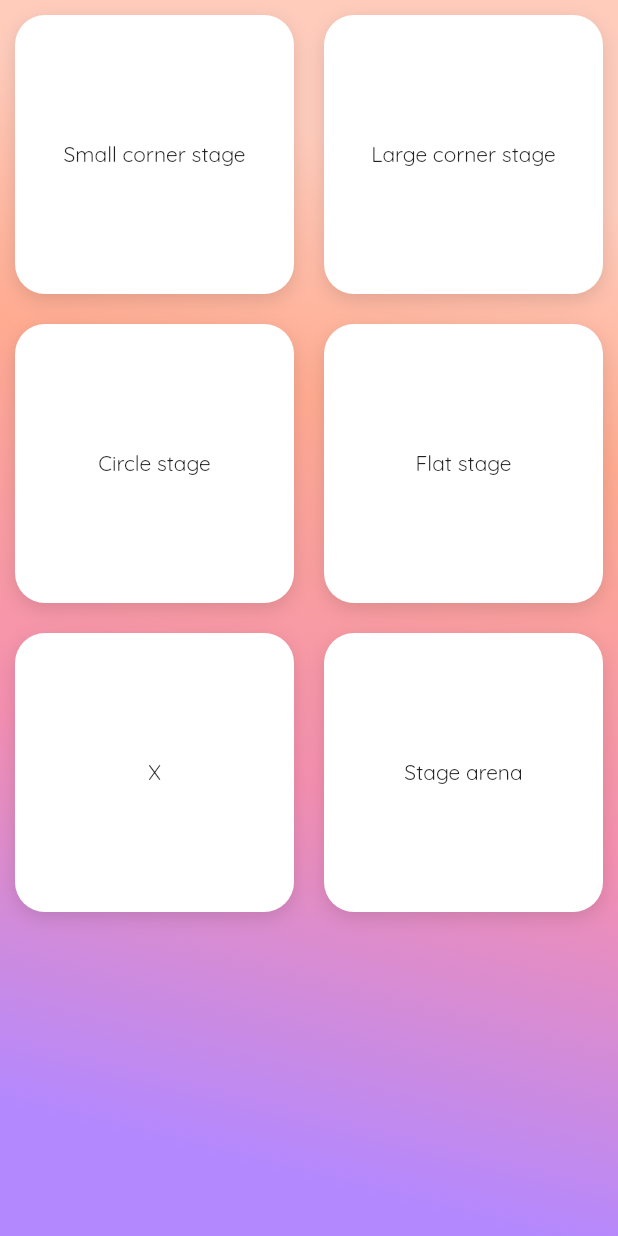
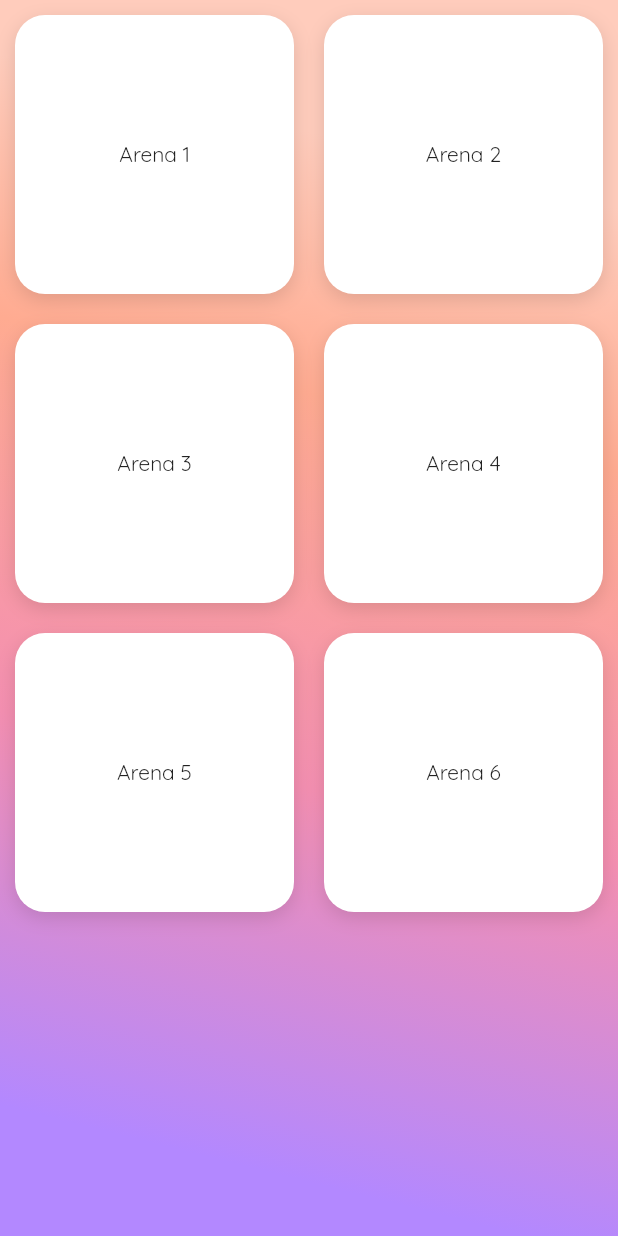
Before and after one commit to naunow/RandomDungeonGenerator, a Flutter app: the screen it shows after launch, on a phone screen of 412 x 824 dp. Run offline on Flutter 3.47's test engine with Material 2 defaults, Android fonts, the phone set to English and light mode, and no system bars.

Commit message:
set custom icons (Monsters and Objects)

```diff
--- /dev/null
+++ b/lib/customicon/monsters_demo_icons_icons.dart
@@ -0,0 +1,28 @@
+/// Flutter icons MonstersDemoIcons
+/// Copyright (C) 2020 by original authors @ fluttericon.com, fontello.com
+/// This font was generated by FlutterIcon.com, which is derived from Fontello.
+///
+/// To use this font, place it in your fonts/ directory and include the
+/// following in your pubspec.yaml
+///
+/// flutter:
+///   fonts:
+///    - family:  MonstersDemoIcons
+///      fonts:
+///       - asset: fonts/MonstersDemo.ttf
+///
+///
+///
+import 'package:flutter/widgets.dart';
+
+class MonstersDemo {
+  MonstersDemo._();
+
+  static const _kFontFam = 'MonstersDemo';
+  static const _kFontPkg = null;
+
+  static const IconData goblin_head = IconData(0xe803, fontFamily: _kFontFam, fontPackage: _kFontPkg);
+  static const IconData ice_golem = IconData(0xe805, fontFamily: _kFontFam, fontPackage: _kFontPkg);
+  static const IconData ogre = IconData(0xe807, fontFamily: _kFontFam, fontPackage: _kFontPkg);
+  static const IconData orc_head = IconData(0xe808, fontFamily: _kFontFam, fontPackage: _kFontPkg);
+}
--- /dev/null
+++ b/lib/customicon/objects_demo_icons.dart
@@ -0,0 +1,30 @@
+/// Flutter icons ObjectsDemo
+/// Copyright (C) 2020 by original authors @ fluttericon.com, fontello.com
+/// This font was generated by FlutterIcon.com, which is derived from Fontello.
+///
+/// To use this font, place it in your fonts/ directory and include the
+/// following in your pubspec.yaml
+///
+/// flutter:
+///   fonts:
+///    - family:  ObjectsDemo
+///      fonts:
+///       - asset: fonts/ObjectsDemo.ttf
+///
+///
+///
+import 'package:flutter/widgets.dart';
+
+class ObjectsDemo {
+  ObjectsDemo._();
+
+  static const _kFontFam = 'ObjectsDemo';
+  static const _kFontPkg = null;
+
+  static const IconData barrel = IconData(0xe800, fontFamily: _kFontFam, fontPackage: _kFontPkg);
+  static const IconData brick_wall = IconData(0xe801, fontFamily: _kFontFam, fontPackage: _kFontPkg);
+  static const IconData chest = IconData(0xe802, fontFamily: _kFontFam, fontPackage: _kFontPkg);
+  static const IconData lava = IconData(0xe806, fontFamily: _kFontFam, fontPackage: _kFontPkg);
+  static const IconData spiky_pit = IconData(0xe809, fontFamily: _kFontFam, fontPackage: _kFontPkg);
+  static const IconData spill = IconData(0xe80a, fontFamily: _kFontFam, fontPackage: _kFontPkg);
+}
--- a/lib/main.dart
+++ b/lib/main.dart
@@ -3,7 +3,7 @@ import 'package:flutter/rendering.dart';
 import 'package:randomdungeongenerator/screen/top_page_tile.dart';
 
 void main() {
-  debugPaintSizeEnabled = false;
+  debugPaintSizeEnabled = true;
   runApp(MyApp());
 }
 
--- a/lib/screen/top_page_tile.dart
+++ b/lib/screen/top_page_tile.dart
@@ -1,7 +1,12 @@
 import 'package:flutter/material.dart';
-import 'package:randomdungeongenerator/screen/dungeon_detail.dart';
+import 'package:randomdungeongenerator/customicon/monsters_demo_icons_icons.dart';
+import 'package:randomdungeongenerator/customicon/objects_demo_icons.dart';
+import 'package:randomdungeongenerator/viewmodel/Monster.dart';
+import 'package:randomdungeongenerator/viewmodel/Object.dart';
+import 'package:randomdungeongenerator/viewmodel/Stage.dart';
 import 'package:randomdungeongenerator/widget/stage_tile.dart';
 import '../common_style.dart';
+import 'dungeon_detail.dart';
 
 class TopPageTile extends StatefulWidget {
   @override
@@ -25,58 +30,132 @@ class _TopPageTileState extends State<TopPageTile> {
           //controller: _controller,
           gridDelegate:
               SliverGridDelegateWithFixedCrossAxisCount(crossAxisCount: 2),
-          children: <Widget>[
-            StageTile(
-              text: 'Small corner stage',
-              onTap: () {
-                Navigator.push(context, MaterialPageRoute(builder: (context) {
-                  return DungeonPage(stageSingleCorners);
-                }));
-              },
-            ),
-            StageTile(
-              text: 'Large corner stage',
-              onTap: () {
-                Navigator.push(context, MaterialPageRoute(builder: (context) {
-                  return DungeonPage(stageCorners);
-                }));
-              },
-            ),
-            StageTile(
-              text: 'Circle stage',
-              onTap: () {
-                Navigator.push(context, MaterialPageRoute(builder: (context) {
-                  return DungeonPage(stageCircle);
-                }));
-              },
-            ),
-            StageTile(
-              text: 'Flat stage',
-              onTap: () {
-                Navigator.push(context, MaterialPageRoute(builder: (context) {
-                  return DungeonPage(stageFlat);
-                }));
-              },
-            ),
-            StageTile(
-              text: 'X',
-              onTap: () {
-                Navigator.push(context, MaterialPageRoute(builder: (context) {
-                  return DungeonPage(stageX);
-                }));
-              },
-            ),
-            StageTile(
-              text: 'Stage arena',
-              onTap: () {
-                Navigator.push(context, MaterialPageRoute(builder: (context) {
-                  return DungeonPage(stageArena);
-                }));
-              },
-            ),
-          ],
+          children: stageTiles(),
         ),
       ),
     );
   }
+
+  stageTiles() {
+    var stages = List<Stage>()
+    //region Test Stage Data
+    ..add(Stage()
+      ..name = 'Arena 1'
+      ..value = '10'
+      ..column = 9
+      ..row = 9
+      ..wallTiles = [0, 1, 7, 8, 9, 10, 16, 17, 63, 64, 70, 71, 72, 73, 79, 80]
+      ..monsters = ([
+//        Monster('Troll', Icon(Icons.add), true),
+//        Monster('Goblin', Icon(Icons.star), false),
+//        Monster('Slime', Icon(Icons.opacity), true)
+          ])
+      ..objects = ([
+//        Object('Object 1', Icon(Icons.style), true),
+//        Object('Object 2', Icon(Icons.track_changes), true),
+//        Object('Object 3', Icon(Icons.zoom_out_map), false)
+      ])
+    )
+    ..add(Stage()
+      ..name = 'Arena 2'
+      ..value = '20'
+      ..column = 9
+      ..row = 9
+      ..wallTiles = [0, 8, 72, 80]
+      ..monsters = ([
+        Monster('Troll', MonstersDemo.goblin_head, true),
+        Monster('Golem', MonstersDemo.ice_golem, true),
+        Monster('Orge', MonstersDemo.ogre, true)])
+      ..objects = ([
+        Object('Barrel', ObjectsDemo.barrel, true),
+        Object('Brick Wall', ObjectsDemo.brick_wall, true),
+        Object('Brick Wall', ObjectsDemo.lava, true),
+        Object('Chest', ObjectsDemo.chest, true)
+      ])
+    )
+    ..add(Stage()
+      ..name = 'Arena 3'
+      ..value = '30'
+      ..column = 9
+      ..row = 9
+      ..wallTiles = [0, 1, 7, 8, 9, 17, 63, 71, 72, 73, 79, 80]
+      ..monsters = ([
+//        Monster('Troll', Icon(Icons.add_box), false),
+//        Monster('Goblin', Icon(Icons.star), true),
+//        Monster('Slime', Icon(Icons.opacity), false)
+        ])
+      ..objects = ([
+//        Object('Object 1', Icon(Icons.style), false),
+//        Object('Object 2', Icon(Icons.track_changes), false),
+//        Object('Object 3', Icon(Icons.zoom_out_map), true)
+        ])
+      )
+    ..add(Stage()
+      ..name = 'Arena 4'
+      ..value = '30'
+      ..column = 9
+      ..row = 9
+      ..wallTiles = [3, 4, 5, 13, 27, 35, 36, 37, 43, 44, 45, 53, 67, 75, 76, 77]
+      ..monsters = ([
+//        Monster('Troll', Icon(Icons.add_box), false),
+//        Monster('Goblin', Icon(Icons.star), true),
+//        Monster('Slime', Icon(Icons.opacity), false)
+        ])
+      ..objects = ([
+//        Object('Object 1', Icon(Icons.style), false),
+//        Object('Object 2', Icon(Icons.track_changes), false),
+//        Object('Object 3', Icon(Icons.zoom_out_map), true)
+      ])
+    )
+    ..add(Stage()
+      ..name = 'Arena 5'
+      ..value = '30'
+      ..column = 9
+      ..row = 9
+      ..wallTiles = List<int>()
+      ..monsters = ([
+//        Monster('Troll', Icon(Icons.add_box), false),
+//        Monster('Goblin', Icon(Icons.star), true),
+//        Monster('Slime', Icon(Icons.opacity), false)
+        ])
+      ..objects = ([
+//        Object('Object 1', Icon(Icons.style), false),
+//        Object('Object 2', Icon(Icons.track_changes), false),
+//        Object('Object 3', Icon(Icons.zoom_out_map), true)
+      ])
+    )
+    ..add(Stage()
+      ..name = 'Arena 6'
+      ..value = '30'
+      ..column = 9
+      ..row = 9
+      ..wallTiles = [0, 8, 9, 17, 18, 19, 25, 26, 28, 34, 46, 52, 54, 55, 61, 62, 63, 71, 72, 80]
+      ..monsters = ([
+//        Monster('Troll', Icon(Icons.add_box), false),
+//        Monster('Goblin', Icon(Icons.star), true),
+//        Monster('Slime', Icon(Icons.opacity), false)
+        ])
+      ..objects = ([
+//        Object('Object 1', Icon(Icons.style), false),
+//        Object('Object 2', Icon(Icons.track_changes), false),
+//        Object('Object 3', Icon(Icons.zoom_out_map), true)
+      ])
+      //endregion
+    );
+
+    var widget = List<Widget>();
+
+    for (var stage in stages) {
+      widget.add(StageTile(
+        text: stage.name,
+        onTap: () {
+          Navigator.push(context, MaterialPageRoute(builder: (context) {
+            return DungeonPage(stage);
+          }));
+        },
+      ));
+    }
+
+    return widget;
+  }
 }
--- a/lib/viewmodel/GridItem.dart
+++ b/lib/viewmodel/GridItem.dart
@@ -3,7 +3,7 @@ import 'package:flutter/cupertino.dart';
 class GridItem {
   String name;
   bool checked;
-  Icon icon;
+  IconData icon;
 
   GridItem(this.name, this.icon, this.checked);
 
--- a/lib/viewmodel/Monster.dart
+++ b/lib/viewmodel/Monster.dart
@@ -2,5 +2,5 @@ import 'package:flutter/cupertino.dart';
 import 'GridItem.dart';
 
 class Monster extends GridItem {
-  Monster(String name, Icon icon, bool checked) : super(name, icon, checked);
+  Monster(String name, IconData icon, bool checked) : super(name, icon, checked);
 }
--- a/lib/viewmodel/Object.dart
+++ b/lib/viewmodel/Object.dart
@@ -1,7 +1,6 @@
 import 'package:flutter/cupertino.dart';
-
 import 'GridItem.dart';
 
 class Object extends GridItem {
-  Object(String name, Icon icon, bool checked) : super(name, icon, checked);
+  Object(String name, IconData icon, bool checked) : super(name, icon, checked);
 }
--- a/lib/viewmodel/Stage.dart
+++ b/lib/viewmodel/Stage.dart
@@ -5,7 +5,7 @@ class Stage{
   String name;
   int column;
   int row;
-  List<int> disabledTiles;
+  List<int> wallTiles;
   List<Object> objects;
   List<Monster> monsters;
 }
--- a/pubspec.yaml
+++ b/pubspec.yaml
@@ -43,6 +43,12 @@ flutter:
     - family: Quicksand
       fonts:
       - asset: assets/Quicksand-VariableFont_wght.ttf
+    - family: MonstersDemo
+      fonts:
+      - asset: icons/MonstersDemo.ttf
+    - family:  ObjectsDemo
+      fonts:
+        - asset: icons/ObjectsDemo.ttf
 
   # To add assets to your application, add an assets section, like this:
   # assets:
```
Also changed, not shown: lib/screen/dungeon_create.dart (+5 -5 lines), lib/screen/dungeon_detail.dart (+40 -62 lines), icons/MonstersDemo.ttf (added), icons/ObjectsDemo.ttf (added).
